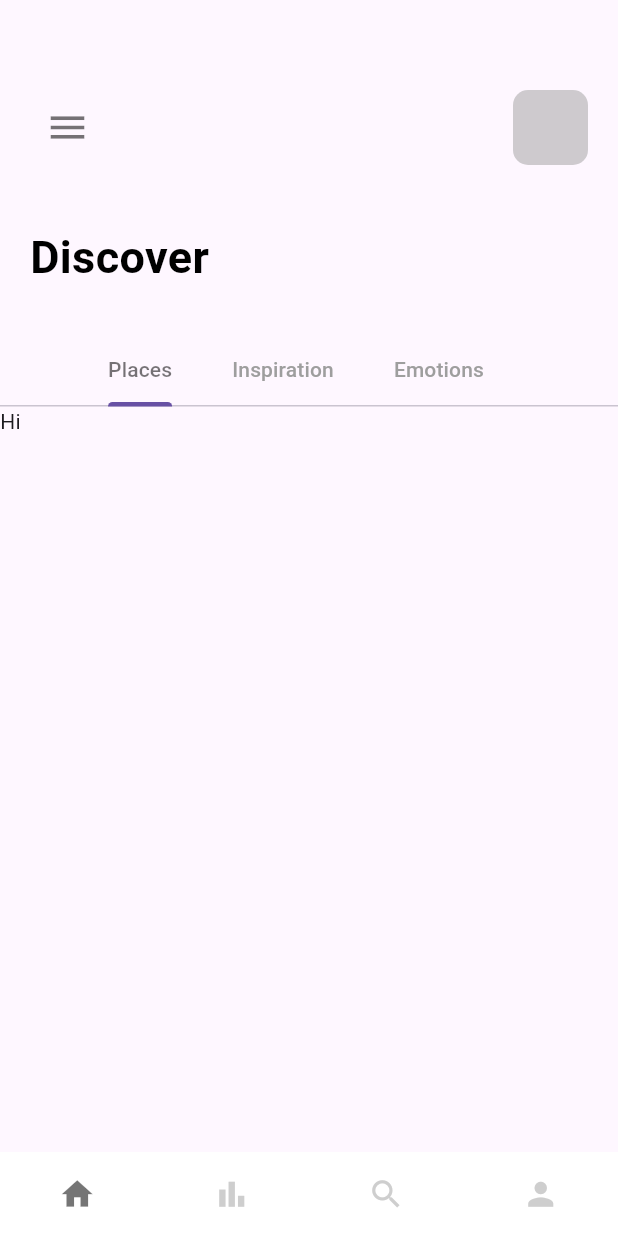
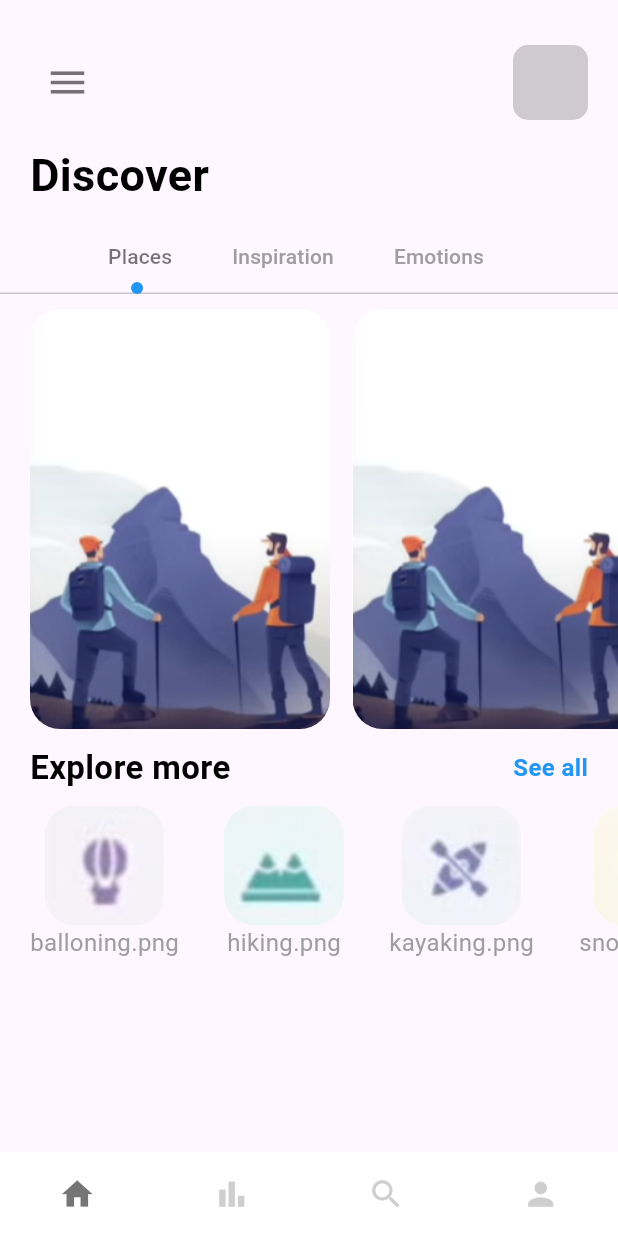
Before and after one commit to tanduong43/travelapp_flutter, a Flutter app: the MainPage screen opened directly, on a phone screen of 412 x 824 dp. Run offline on Flutter 3.47's test engine with Material 3 defaults, Android fonts, the phone set to English and light mode, and no system bars.

Commit message:
hoan thanh page 2

```diff
--- a/lib/main.dart
+++ b/lib/main.dart
@@ -1,4 +1,6 @@
 import 'package:flutter/material.dart';
+import 'package:travelapp/view/navpages/home_page.dart';
+import 'package:travelapp/view/navpages/main_page.dart';
 import 'package:travelapp/view/welcome_page.dart';
 
 void main() {
@@ -11,7 +13,7 @@ class MainApp extends StatelessWidget {
   @override
   Widget build(BuildContext context) {
     return const MaterialApp(
-      home: WelcomePage(),
+      home: MainPage(),
       debugShowCheckedModeBanner: false,
     );
   }
--- a/lib/view/navpages/home_page.dart
+++ b/lib/view/navpages/home_page.dart
@@ -1,6 +1,7 @@
 import 'package:flutter/cupertino.dart';
 import 'package:flutter/material.dart';
 import 'package:travelapp/widgets/app_large_text.dart';
+import 'package:travelapp/widgets/app_text.dart';
 
 class HomePage extends StatefulWidget {
   const HomePage({super.key});
@@ -9,24 +10,30 @@ class HomePage extends StatefulWidget {
   State<HomePage> createState() => _HomePageState();
 }
 
-class _HomePageState extends State<HomePage> with TickerProviderStateMixin{
+class _HomePageState extends State<HomePage> with TickerProviderStateMixin {
   //Trong Dart, từ khóa with dùng để “trộn” (mix) thêm các tính năng hoặc phương thức của một lớp khác vào lớp hiện tại.
   //TickerProviderStateMixin cung cấp cho class của bạn khả năng:
   // Tạo ra Ticker, thứ dùng để cung cấp nhịp cho animation.
   // Giúp bạn có thể viết vsync: this trong AnimationController.
+  var images={
+    "balloning.png":"Balloning",
+    "hiking.png":"hiking",
+    "kayaking.png":"Kayaking",
+    "snorkling.png":"Snorkling",
+  };
   @override
   Widget build(BuildContext context) {
-    TabController _tapController=TabController(length: 3, vsync: this);
+    TabController _tapController = TabController(length: 3, vsync: this);
     //vsync cập nhật animation khi màn hình đang chuẩn bị vẽ khung hình mới
     return Scaffold(
       body: Column(
         crossAxisAlignment: CrossAxisAlignment.start,
         children: [
           Container(
-                padding: EdgeInsets.only(top:60,left: 30),
+            padding: EdgeInsets.only(top: 30, left: 30),
             child: Row(
               children: [
-                    Icon(Icons.menu, size: 30, color: Colors.black54,),
+                Icon(Icons.menu, size: 30, color: Colors.black54),
                 Expanded(child: Container()),
                 Container(
                   margin: EdgeInsets.only(right: 20),
@@ -34,19 +41,18 @@ class _HomePageState extends State<HomePage> with TickerProviderStateMixin{
                   height: 50,
                   decoration: BoxDecoration(
                     borderRadius: BorderRadius.circular(10),
-                        color: Colors.grey.withOpacity(0.5)
-                      )
+                    color: Colors.grey.withOpacity(0.5),
+                  ),
                 ),
               ],
             ),
-
           ),
-              SizedBox(height: 40,),
+          SizedBox(height: 15),
           Container(
             margin: EdgeInsets.only(left: 20),
             child: AppLargeText(text: "Discover"),
           ),
-              SizedBox(height: 30,),
+          SizedBox(height: 10),
           Container(
             child: Align(
               alignment: Alignment.centerLeft,
@@ -56,30 +62,136 @@ class _HomePageState extends State<HomePage> with TickerProviderStateMixin{
                 labelColor: Colors.black54,
                 unselectedLabelColor: Colors.grey,
                 isScrollable: true,
-                    indicatorSize: TabBarIndicatorSize.label,//
+                indicatorSize: TabBarIndicatorSize.label,
 
+                //indicatorSize: TabBarIndicatorSize.label -> Cho biết chiều rộng của đường chỉ báo màu xanh phái dưới chữ.
+                // lable:chiều rộng bằng đúng nội dung trong tab,
+                // tab:Chiều rộng bằng toàn bộ tab
+                indicator: CircleTabIndicator(color: Colors.blue, radius: 4),
+
+                //indicator: trong TabBar dùng để tùy chỉnh cách hiển thị thanh gạch dưới (underline) hoặc hiệu ứng đánh dấu cho tab đang được chọn.
                 tabs: [
                   Tab(text: "Places"),
                   Tab(text: "Inspiration"),
                   Tab(text: "Emotions"),
-                      ]
+                ],
               ),
             ),
           ),
           Container(
-                height: 300,
+            padding: const EdgeInsets.only(left: 20),
+            height: 290,
             width: double.maxFinite,
             child: TabBarView(
               controller: _tapController,
               children: [
-                      Text("Hi"),
+                ListView.builder(
+                  itemCount: 3,
+                  scrollDirection: Axis.horizontal,
+                  itemBuilder: (BuildContext context, int index) {
+                    return Container(
+                      margin: EdgeInsets.only(right: 15, top: 10),
+                      width: 200,
+                      height: 300,
+                      decoration: BoxDecoration(
+                        borderRadius: BorderRadius.circular(20),
+                        color: Colors.white,
+                        image: DecorationImage(
+                          image: AssetImage("assets/images/welcome_one.png"),
+                          fit: BoxFit.cover,
+                        ),
+                      ),
+                    );
+                  },
+                ),
+
                 Text("Hi2"),
                 Text("Hi3"),
-                ]),
+              ],
+            ),
+          ),
+          SizedBox(height: 10),
+          Container(
+            margin: EdgeInsets.only(left: 20, right: 20),
+            child: Row(
+              mainAxisAlignment: MainAxisAlignment.spaceBetween,
+              children: [
+                AppLargeText(text: "Explore more", size: 22),
+
+                AppLargeText(text: "See all", size: 16, color: Colors.blue),
+              ],
+            ),
+          ),
+          SizedBox(height: 10),
+          Container(
+            height: 110,
+            width: double.maxFinite,
+            margin: const EdgeInsets.only(left: 20),
+            child: ListView.builder(
+              itemCount: 4,
+              scrollDirection: Axis.horizontal,
+              itemBuilder: (_, index) {
+                return Container(
+                  margin: EdgeInsets.only(right: 30),
+                  child: Column(
+                    children: [
+                      Container(
+                        //margin: EdgeInsets.only(right: 50),
+                        width: 80,
+                        height: 80,
+                        decoration: BoxDecoration(
+                          borderRadius: BorderRadius.circular(20),
+                          color: Colors.white,
+                          image: DecorationImage(
+                            image: AssetImage("assets/images/"+images.keys.elementAt(index)),
+                            fit: BoxFit.cover,
+                          ),
+                        ),
+                      ),
+                      Container(
+                        child: AppText(text: images.keys.elementAt(index),color: Colors.grey,),
                       )
-
-            ]
-        )
+                    ],
+                  ),
+                );
+              },
+            ),
+          ),
+        ],
+      ),
     );
   }
 }
+
+class CircleTabIndicator extends Decoration {
+  final Color color;
+  double radius;
+
+  CircleTabIndicator({required this.color, required this.radius});
+
+  @override
+  BoxPainter createBoxPainter([VoidCallback? onChanged]) {
+    // TODO: implement createBoxPainter
+    return _CirclePainter(color: color, radius: radius);
+  }
+}
+
+class _CirclePainter extends BoxPainter {
+  final Color color;
+  double radius;
+
+  _CirclePainter({required this.color, required this.radius});
+
+  @override
+  void paint(Canvas canvas, Offset offset, ImageConfiguration configuration) {
+    Paint _paint = Paint();
+    _paint.color = color;
+    _paint.isAntiAlias = true;
+    final Offset circleOffset = Offset(
+      configuration.size!.width / 2 - radius / 2,
+      configuration.size!.height - radius,
+    );
+
+    canvas.drawCircle(offset + circleOffset, radius, _paint);
+  }
+}
```
Also changed, not shown: assets/images/balloning.png (added), assets/images/hiking.png (added), assets/images/kayaking.png (added), assets/images/snorkling.png (added). Lines whose indentation alone changed are shown as unchanged.
